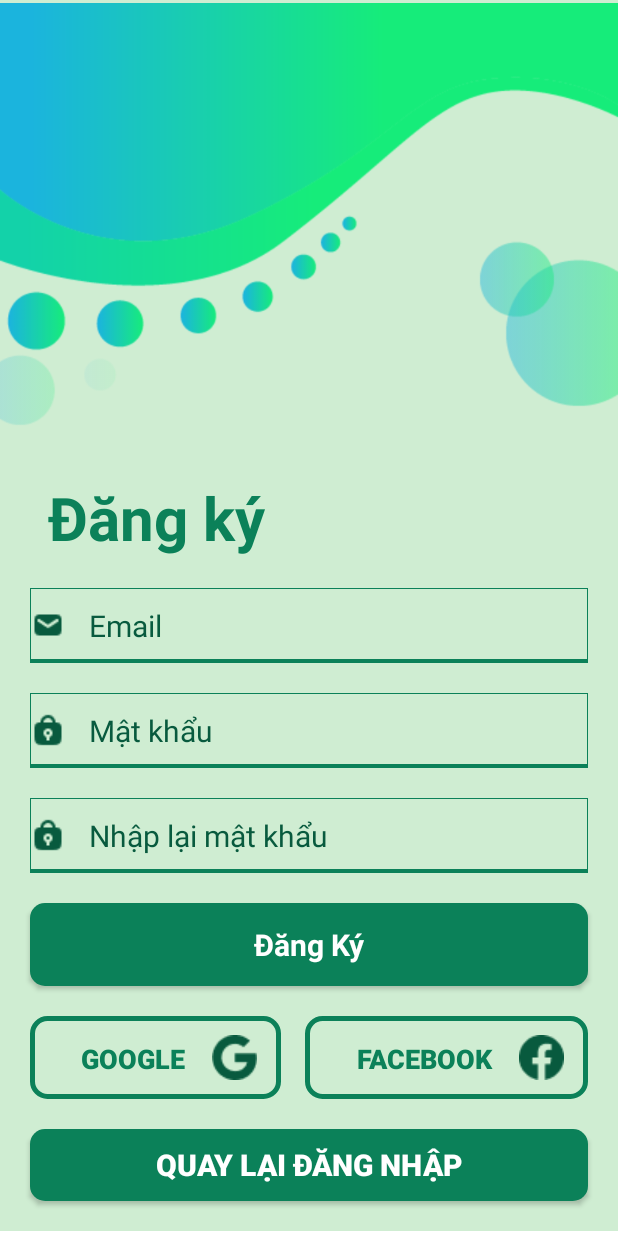
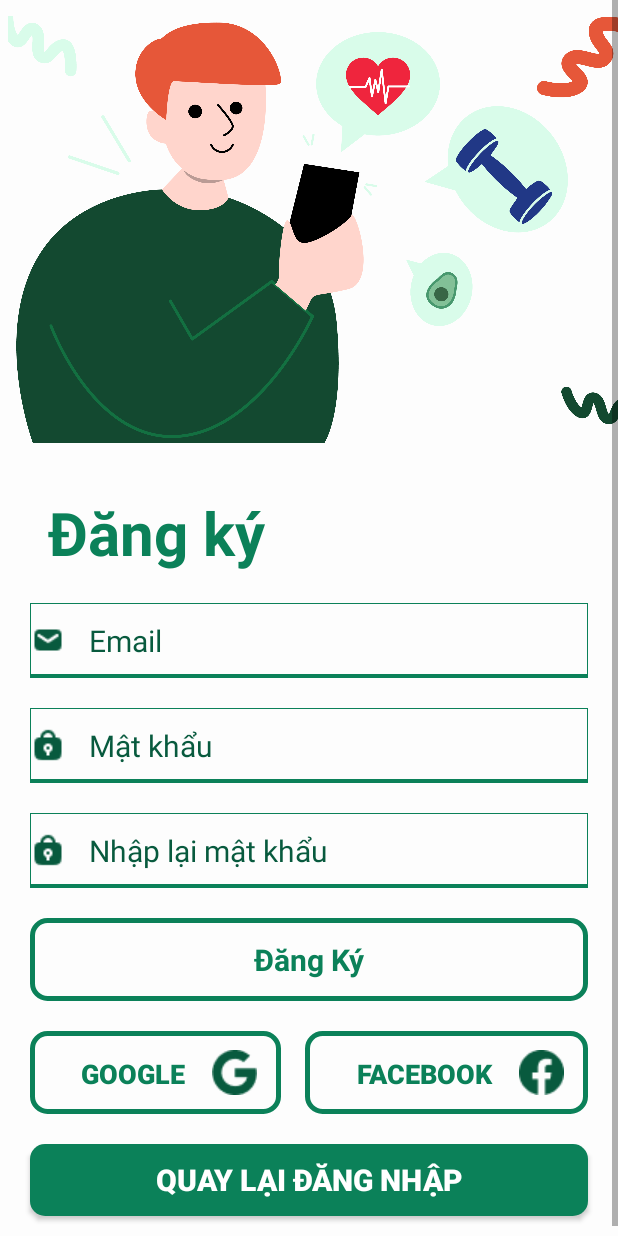
Before and after one commit to oniqy/Calories, an Android app: the DangKyPage screen opened directly, with no data from a screen before it, on a phone screen of 412 x 824 dp. Run offline under Robolectric (Android 15) with nearby library versions, the phone set to English and light mode, and no system bars.

Commit message:
ngay7thang3(2)

```diff
--- a/app/src/main/res/layout/activity_dang_ky_page.xml
+++ b/app/src/main/res/layout/activity_dang_ky_page.xml
@@ -10,17 +10,20 @@
     <androidx.constraintlayout.widget.ConstraintLayout
         android:layout_width="match_parent"
         android:layout_height="match_parent"
-        android:background="#CFEDD2"
+        android:background="#FDFDFD"
         tools:context=".DangKy">
 
         <ImageView
             android:id="@+id/imageView2"
             android:layout_width="412dp"
             android:layout_height="286dp"
-            app:srcCompat="@drawable/dt"
-            tools:ignore="MissingConstraints"
-            tools:layout_editor_absoluteX="0dp"
-            tools:layout_editor_absoluteY="2dp" />
+            android:layout_marginStart="10dp"
+            android:layout_marginTop="10dp"
+            app:layout_constraintEnd_toEndOf="parent"
+            app:layout_constraintStart_toStartOf="parent"
+            app:layout_constraintTop_toTopOf="parent"
+            app:srcCompat="@drawable/artboard"
+            tools:ignore="MissingConstraints" />
 
         <TextView
             android:id="@+id/textView"
@@ -99,9 +102,9 @@
             android:layout_height="55dp"
             android:layout_margin="20dp"
             android:layout_marginTop="40dp"
-            android:background="@drawable/button_login"
+            android:background="@drawable/sytem_login_button"
             android:text="Đăng Ký"
-            android:textColor="@color/white"
+            android:textColor="#0B8159"
             android:textSize="20dp"
             android:textStyle="bold"
             app:layout_constraintEnd_toEndOf="parent"
--- a/app/src/main/res/layout/fragment_home.xml
+++ b/app/src/main/res/layout/fragment_home.xml
@@ -5,7 +5,7 @@
     xmlns:tools="http://schemas.android.com/tools"
     android:layout_width="match_parent"
     android:layout_height="match_parent"
-    android:background="#B3E5BE"
+    android:background="#EEF1EE"
     tools:layout_editor_absoluteX="-16dp"
     tools:layout_editor_absoluteY="-120dp">
 
--- a/app/src/main/res/layout/fragment_input__info_.xml
+++ b/app/src/main/res/layout/fragment_input__info_.xml
@@ -70,7 +70,7 @@
                     android:id="@+id/constraintLayout"
                     android:layout_width="match_parent"
                     android:layout_height="800dp"
-                    android:background="#B3E5BE"
+                    android:background="#FFFFFF"
                     android:orientation="vertical"
                     app:layout_constraintEnd_toEndOf="parent"
                     app:layout_constraintStart_toStartOf="parent"
```
Also changed, not shown: app/src/main/res/layout/activity_dang_nhap_page.xml (+8 -5 lines), app/src/main/res/layout/activity_welcome_page.xml (+5 -5 lines), app/src/main/res/drawable/artboard.png (added).
